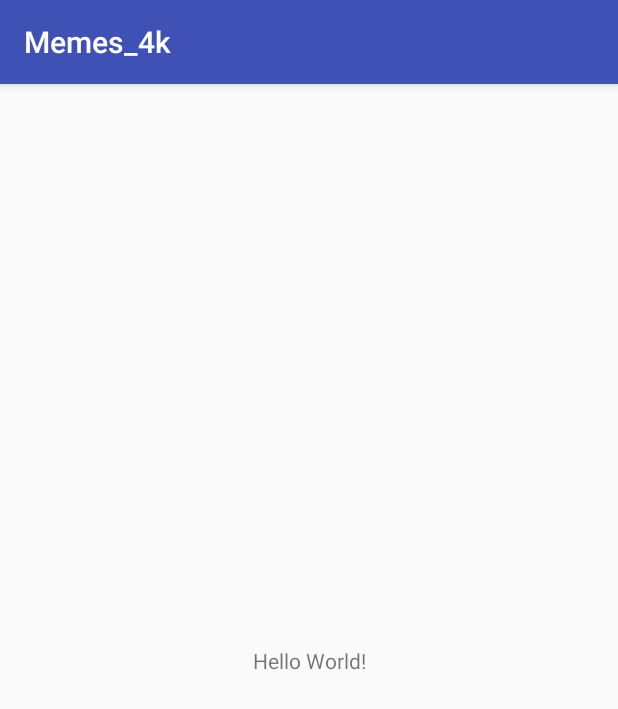
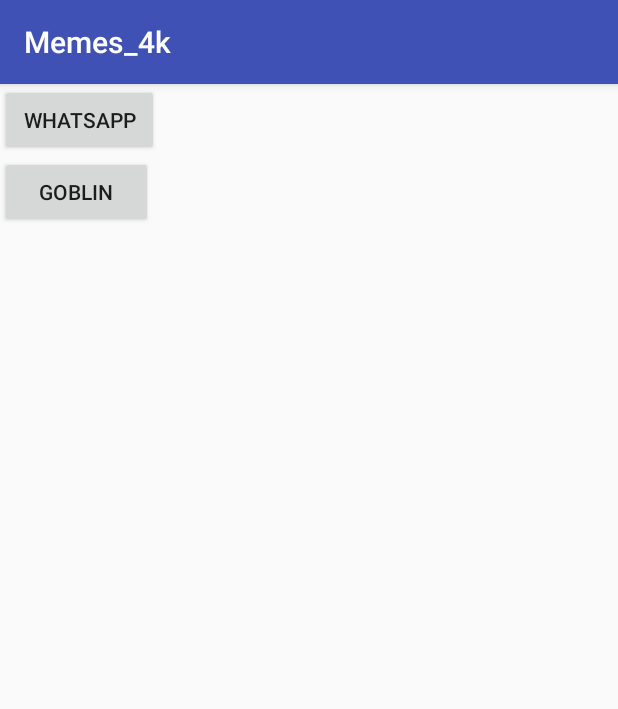
Before and after one commit to LuisTei17/autismos_4k, an Android app: the screen it shows after launch (MainActivity), on a phone screen of 412 x 824 dp. Shown: the top 709 px of the screen. Run offline under Robolectric (Android 15) with nearby library versions, the phone set to English and light mode, and no system bars.

Commit message:
Added basic layout and code for playing audios

```diff
--- a/app/src/main/AndroidManifest.xml
+++ b/app/src/main/AndroidManifest.xml
@@ -1,6 +1,6 @@
 <?xml version="1.0" encoding="utf-8"?>
 <manifest xmlns:android="http://schemas.android.com/apk/res/android"
-    package="com.example.josuke.memes_4k" >
+    package="com.example.josuke.memes_4k">
 
     <application
         android:allowBackup="true"
@@ -8,8 +8,8 @@
         android:label="@string/app_name"
         android:roundIcon="@mipmap/ic_launcher_round"
         android:supportsRtl="true"
-        android:theme="@style/AppTheme" >
-        <activity android:name=".MainActivity" >
+        android:theme="@style/AppTheme">
+        <activity android:name=".MainActivity">
             <intent-filter>
                 <action android:name="android.intent.action.MAIN" />
 
--- a/app/src/main/java/com/example/josuke/memes_4k/MainActivity.java
+++ b/app/src/main/java/com/example/josuke/memes_4k/MainActivity.java
@@ -1,13 +1,56 @@
 package com.example.josuke.memes_4k;
 
+import android.media.MediaPlayer;
 import android.support.v7.app.AppCompatActivity;
 import android.os.Bundle;
+import android.view.View;
+import android.widget.Button;
 
 public class MainActivity extends AppCompatActivity {
-
+    Button btWhatsapp, btGlobins;
     @Override
     protected void onCreate(Bundle savedInstanceState) {
         super.onCreate(savedInstanceState);
         setContentView(R.layout.activity_main);
+
+        btWhatsapp = (Button) findViewById(R.id.meme_whatsapp);
+        btGlobins = (Button) findViewById(R.id.meme_goblin);
+
+        final MediaPlayer meme_whatsapp = MediaPlayer.create(MainActivity.this, R.raw.whatsapp);
+        meme_whatsapp.setOnCompletionListener(new MediaPlayer.OnCompletionListener() {
+
+            @Override
+            public void onCompletion(MediaPlayer meme_whatsapp) {
+
+                meme_whatsapp.release();
+            }
+
+        });
+        btWhatsapp.setOnClickListener(new View.OnClickListener() {
+            @Override
+            public void onClick(View v) {
+                meme_whatsapp.start();
+            }
+        });
+        final MediaPlayer meme_goblins = MediaPlayer.create(MainActivity.this, R.raw.goblin);
+        meme_goblins.setOnCompletionListener(new MediaPlayer.OnCompletionListener() {
+
+            @Override
+            public void onCompletion(MediaPlayer meme_globins) {
+
+                meme_goblins.release();
+            }
+
+        });
+
+        btGlobins.setOnClickListener(new View.OnClickListener() {
+            @Override
+            public void onClick(View v) {
+                meme_goblins.start();
+            }
+        });
+
+
+
     }
 }
--- a/app/src/main/res/layout/activity_main.xml
+++ b/app/src/main/res/layout/activity_main.xml
@@ -1,19 +1,27 @@
 <?xml version="1.0" encoding="utf-8"?>
-<android.support.constraint.ConstraintLayout
-    xmlns:android="http://schemas.android.com/apk/res/android"
+<LinearLayout xmlns:android="http://schemas.android.com/apk/res/android"
+    xmlns:app="http://schemas.android.com/apk/res-auto"
     xmlns:tools="http://schemas.android.com/tools"
-    xmlns:app="http://schemas.android.com/apk/res-auto"
     android:layout_width="match_parent"
     android:layout_height="match_parent"
-    tools:context=".MainActivity">
+    tools:context=".MainActivity"
+    android:orientation="vertical">
 
-    <TextView
-        android:layout_width="wrap_content"
+
+    <Button
+        android:id="@+id/meme_whatsapp"
+        android:layout_width="106dp"
         android:layout_height="wrap_content"
-        android:text="Hello World!"
-        app:layout_constraintBottom_toBottomOf="parent"
-        app:layout_constraintLeft_toLeftOf="parent"
-        app:layout_constraintRight_toRightOf="parent"
-        app:layout_constraintTop_toTopOf="parent" />
+        android:text="Whatsapp"
+        tools:layout_editor_absoluteX="47dp"
+        tools:layout_editor_absoluteY="148dp" />
 
-</android.support.constraint.ConstraintLayout>
+    <Button
+        android:id="@+id/meme_goblin"
+        android:layout_width="102dp"
+        android:layout_height="wrap_content"
+        android:text="Goblin"
+        tools:layout_editor_absoluteX="47dp"
+        tools:layout_editor_absoluteY="73dp" />
+
+</LinearLayout>
--- a/app/src/main/res/mipmap-anydpi-v26/ic_launcher.xml
+++ b/app/src/main/res/mipmap-anydpi-v26/ic_launcher.xml
@@ -1,5 +1,5 @@
 <?xml version="1.0" encoding="utf-8"?>
 <adaptive-icon xmlns:android="http://schemas.android.com/apk/res/android">
-    <background android:drawable="@drawable/ic_launcher_background"/>
-    <foreground android:drawable="@drawable/ic_launcher_foreground"/>
+    <background android:drawable="@drawable/ic_launcher_background" />
+    <foreground android:drawable="@drawable/ic_launcher_foreground" />
 </adaptive-icon>
--- a/app/src/main/res/mipmap-anydpi-v26/ic_launcher_round.xml
+++ b/app/src/main/res/mipmap-anydpi-v26/ic_launcher_round.xml
@@ -1,5 +1,5 @@
 <?xml version="1.0" encoding="utf-8"?>
 <adaptive-icon xmlns:android="http://schemas.android.com/apk/res/android">
-    <background android:drawable="@drawable/ic_launcher_background"/>
-    <foreground android:drawable="@drawable/ic_launcher_foreground"/>
+    <background android:drawable="@drawable/ic_launcher_background" />
+    <foreground android:drawable="@drawable/ic_launcher_foreground" />
 </adaptive-icon>
--- a/gradle.properties
+++ b/gradle.properties
@@ -1,16 +1,12 @@
 # Project-wide Gradle settings.
-
 # IDE (e.g. Android Studio) users:
 # Gradle settings configured through the IDE *will override*
 # any settings specified in this file.
-
 # For more details on how to configure your build environment visit
 # http://www.gradle.org/docs/current/userguide/build_environment.html
-
 # Specifies the JVM arguments used for the daemon process.
 # The setting is particularly useful for tweaking memory settings.
 org.gradle.jvmargs=-Xmx1536m
-
 # When configured, Gradle will run in incubating parallel mode.
 # This option should only be used with decoupled projects. More details, visit
 # http://www.gradle.org/docs/current/userguide/multi_project_builds.html#sec:decoupled_projects
```
Also changed, not shown: app/src/main/res/drawable/ic_launcher_background.xml (+166 -70 lines), 4 other files.
